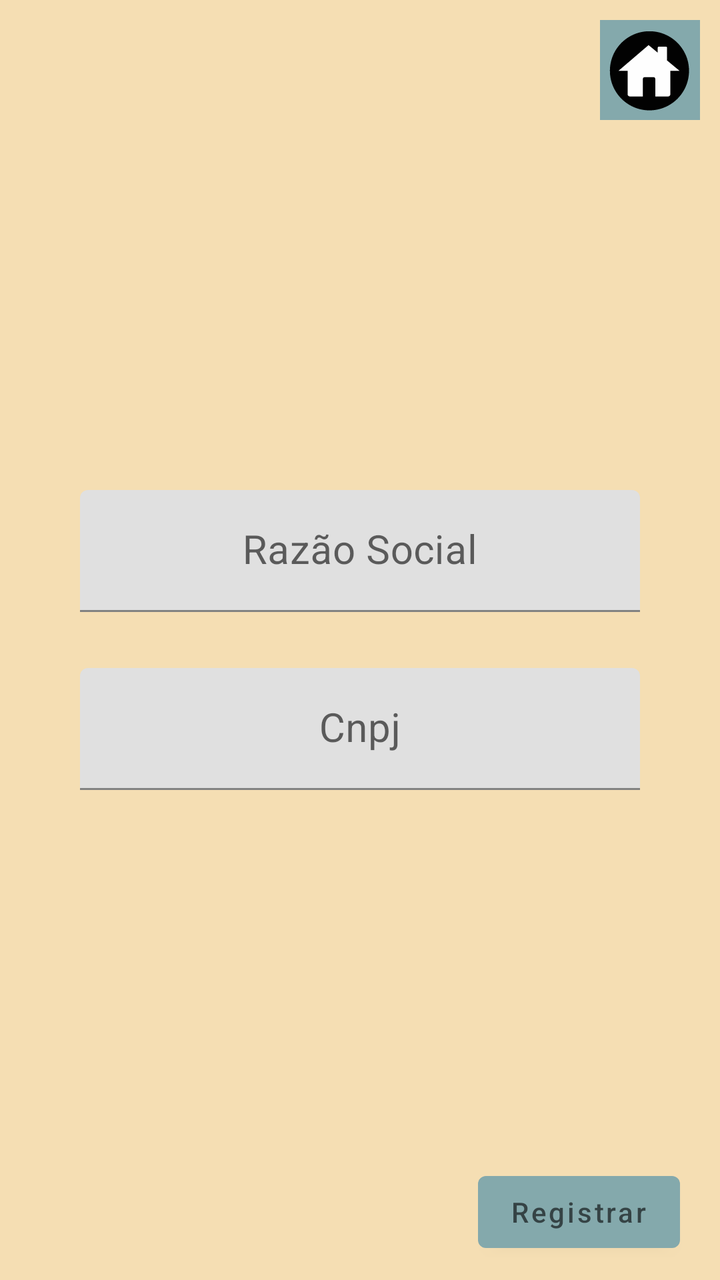
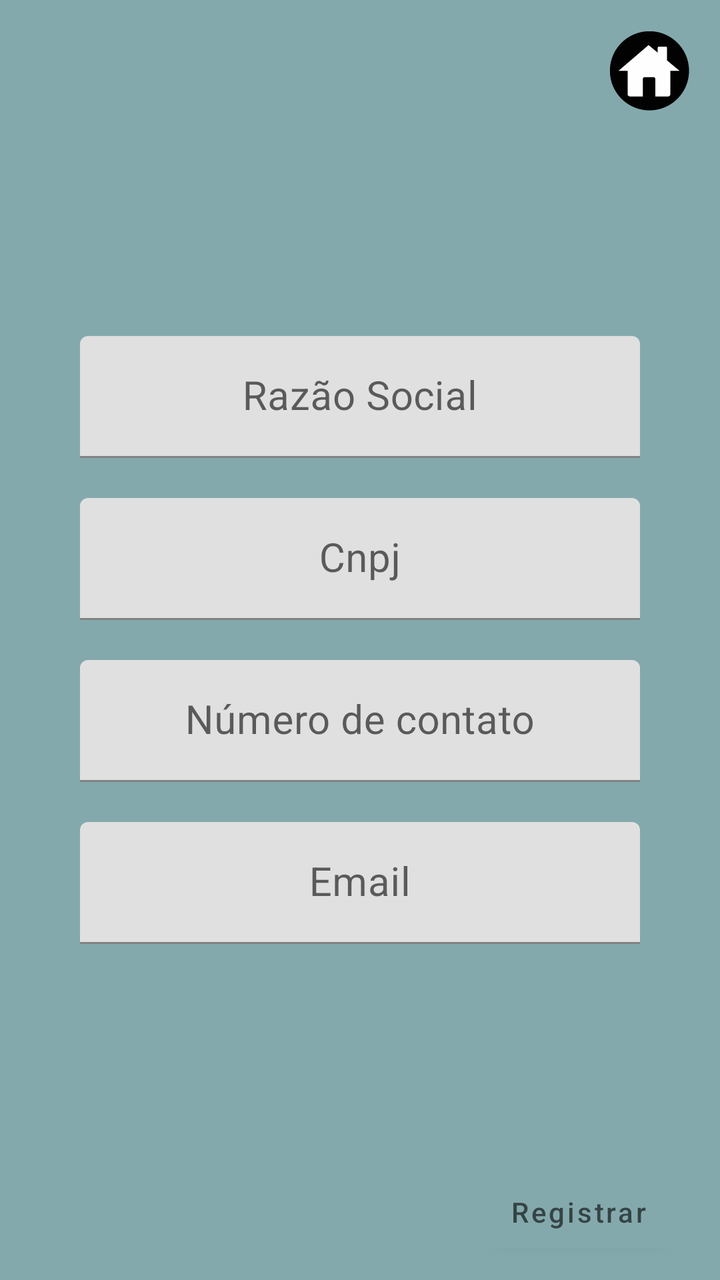

Compare the two renders of this Android layout. The source of the first and the diff that turns it into the second are given below.
<!-- AndroidManifest.xml: application theme Theme.GHandApp -->
<!-- res/layout/activity_fornecedor.xml -->
<?xml version="1.0" encoding="utf-8"?>
<layout xmlns:tools="http://schemas.android.com/tools"
    xmlns:android="http://schemas.android.com/apk/res/android"
    xmlns:app="http://schemas.android.com/apk/res-auto">
    <androidx.constraintlayout.widget.ConstraintLayout
        android:layout_width="match_parent"
        android:layout_height="match_parent"
        android:background="@color/Wheat"
        tools:context=".fornecedor.view.FornecedorActivity">

        <com.google.android.material.textfield.TextInputLayout
            android:id="@+id/ti_razaoSocial"
            android:layout_width="match_parent"
            android:layout_height="wrap_content"
            android:layout_marginBottom="18dp"
            app:layout_constraintEnd_toEndOf="parent"
            app:layout_constraintStart_toStartOf="parent"
            app:layout_constraintTop_toTopOf="parent"
            app:layout_constraintBottom_toTopOf="@id/ti_cnpj"
            app:layout_constraintVertical_chainStyle="packed">
            <com.google.android.material.textfield.TextInputEditText
                android:id="@+id/razaoSocial"
                android:layout_width="match_parent"
                android:layout_height="wrap_content"
                android:hint="@string/razaoSocial"
                android:textColor="@color/black"
                android:textSize="20dp"
                android:gravity="center"
                android:layout_marginHorizontal="40dp" />

        </com.google.android.material.textfield.TextInputLayout>

        <com.google.android.material.textfield.TextInputLayout
            android:id="@+id/ti_cnpj"
            android:layout_width="match_parent"
            android:layout_height="wrap_content"
            android:layout_marginTop="10dp"
            app:layout_constraintEnd_toEndOf="parent"
            app:layout_constraintStart_toStartOf="parent"
            app:layout_constraintTop_toBottomOf="@id/ti_razaoSocial"
            app:layout_constraintBottom_toBottomOf="parent"
            app:layout_constraintVertical_chainStyle="packed">
        <com.google.android.material.textfield.TextInputEditText
            android:id="@+id/cnpj"
            android:layout_width="match_parent"
            android:layout_height="wrap_content"
            android:hint="@string/cnpj"
            android:textColor="@color/black"
            android:textSize="20dp"
            android:gravity="center"
            android:layout_marginHorizontal="40dp" />
        </com.google.android.material.textfield.TextInputLayout>



        <ImageButton
            android:id="@+id/icon_home"
            android:layout_width="50dp"
            android:layout_height="50dp"
            android:background="@drawable/home_icon_vector"
            app:layout_constraintTop_toTopOf="parent"
            app:layout_constraintEnd_toEndOf="parent"
            android:layout_margin="10dp"
            />

        <Button
            android:id="@+id/registerFornecedor"
            android:layout_width="wrap_content"
            android:layout_height="wrap_content"
            android:layout_marginRight="20dp"
            android:layout_marginBottom="10dp"
            android:hint="@string/register"
            app:layout_constraintEnd_toEndOf="parent"
            app:layout_constraintBottom_toBottomOf="parent"
            />

        <ProgressBar
            android:id="@+id/pb_loading"
            android:layout_width="wrap_content"
            android:layout_height="wrap_content"
            android:visibility="gone"
            app:layout_constraintBottom_toBottomOf="parent"
            app:layout_constraintEnd_toEndOf="parent"
            app:layout_constraintStart_toStartOf="parent"
            app:layout_constraintTop_toTopOf="parent" />


    </androidx.constraintlayout.widget.ConstraintLayout>
</layout>
<!-- resources referenced by this layout -->
<resources>
  <color name="Wheat">#F5DEB3</color>
  <color name="black">#FF000000</color>
  <!-- drawable home_icon_vector: vector/xml drawable (drawable, 34167 chars, omitted) -->
  <string name="cnpj">Cnpj</string>
  <string name="razaoSocial">Razão Social</string>
  <string name="register">Registrar</string>
  <style name="Theme.GHandApp" parent="Theme.MaterialComponents.DayNight.NoActionBar">
          
          <item name="colorPrimary">@color/Weak_green</item>
          <item name="colorPrimaryVariant">@color/purple_700</item>
          <item name="colorOnPrimary">@color/white</item>
          
          <item name="colorSecondary">@color/teal_200</item>
          <item name="colorSecondaryVariant">@color/teal_700</item>
          <item name="colorOnSecondary">@color/black</item>
          
          <item name="android:statusBarColor" tools:targetApi="l">?attr/colorPrimaryVariant</item>
          
      </style>
  <color name="Weak_green">#84A9AC</color>
  <color name="purple_700">#FF3700B3</color>
  <color name="white">#FFFFFFFF</color>
  <color name="teal_200">#FF03DAC5</color>
  <color name="teal_700">#FF018786</color>
</resources>

<!-- the commit's change to res/layout/activity_fornecedor.xml (unified diff, before → after) -->
@@ -5,14 +5,13 @@
     <androidx.constraintlayout.widget.ConstraintLayout
         android:layout_width="match_parent"
         android:layout_height="match_parent"
-        android:background="@color/Wheat"
+        android:background="@color/Weak_green"
         tools:context=".fornecedor.view.FornecedorActivity">
 
         <com.google.android.material.textfield.TextInputLayout
             android:id="@+id/ti_razaoSocial"
             android:layout_width="match_parent"
             android:layout_height="wrap_content"
-            android:layout_marginBottom="18dp"
             app:layout_constraintEnd_toEndOf="parent"
             app:layout_constraintStart_toStartOf="parent"
             app:layout_constraintTop_toTopOf="parent"
@@ -34,11 +33,11 @@
             android:id="@+id/ti_cnpj"
             android:layout_width="match_parent"
             android:layout_height="wrap_content"
-            android:layout_marginTop="10dp"
+            android:layout_marginTop="20dp"
             app:layout_constraintEnd_toEndOf="parent"
             app:layout_constraintStart_toStartOf="parent"
             app:layout_constraintTop_toBottomOf="@id/ti_razaoSocial"
-            app:layout_constraintBottom_toBottomOf="parent"
+            app:layout_constraintBottom_toTopOf="@+id/ti_contactNumber"
             app:layout_constraintVertical_chainStyle="packed">
         <com.google.android.material.textfield.TextInputEditText
             android:id="@+id/cnpj"
@@ -51,8 +50,53 @@
             android:layout_marginHorizontal="40dp" />
         </com.google.android.material.textfield.TextInputLayout>
 
+        <com.google.android.material.textfield.TextInputLayout
+            android:id="@+id/ti_contactNumber"
+            android:layout_width="match_parent"
+            android:layout_height="wrap_content"
+            android:layout_marginTop="20dp"
+            app:layout_goneMarginTop="10dp"
+            app:layout_constraintEnd_toEndOf="parent"
+            app:layout_constraintStart_toStartOf="parent"
+            app:layout_constraintBottom_toTopOf="@id/ti_eletronicAddres"
+            app:layout_constraintTop_toBottomOf="@id/ti_cnpj"
+            app:layout_constraintVertical_chainStyle="packed">
+            <com.google.android.material.textfield.TextInputEditText
+                android:id="@+id/contactNumber"
+                android:layout_width="match_parent"
+                android:layout_height="wrap_content"
+                android:hint="@string/contactNumber"
+                android:textColor="@color/black"
+                android:textSize="20sp"
+                android:gravity="center"
+                android:layout_marginHorizontal="40dp"
+                android:inputType="phone"
+                android:maxLength="15"
+                android:digits="0123456789"/>
+        </com.google.android.material.textfield.TextInputLayout>
 
 
+        <com.google.android.material.textfield.TextInputLayout
+            android:id="@+id/ti_eletronicAddres"
+            android:layout_width="match_parent"
+            android:layout_height="wrap_content"
+            android:layout_marginTop="20dp"
+            app:layout_constraintEnd_toEndOf="parent"
+            app:layout_constraintStart_toStartOf="parent"
+            app:layout_constraintTop_toBottomOf="@id/ti_contactNumber"
+            app:layout_constraintBottom_toBottomOf="parent"
+            app:layout_constraintVertical_chainStyle="packed">
+            <com.google.android.material.textfield.TextInputEditText
+                android:id="@+id/email"
+                android:layout_width="match_parent"
+                android:layout_height="wrap_content"
+                android:hint="@string/eletronicAddres"
+                android:textColor="@color/black"
+                android:textSize="20dp"
+                android:gravity="center"
+                android:layout_marginHorizontal="40dp"
+                android:inputType="textEmailAddress"/>
+        </com.google.android.material.textfield.TextInputLayout>
         <ImageButton
             android:id="@+id/icon_home"
             android:layout_width="50dp"
<!-- resource entries referenced after the edit -->
@@ -1,9 +1,10 @@
 <!-- resources referenced by this layout -->
 <resources>
-  <color name="Wheat">#F5DEB3</color>
   <color name="black">#FF000000</color>
   <!-- drawable home_icon_vector: vector/xml drawable (drawable, 34167 chars, omitted) -->
   <string name="cnpj">Cnpj</string>
+  <string name="contactNumber">Número de contato</string>
+  <string name="eletronicAddres">Email</string>
   <string name="razaoSocial">Razão Social</string>
   <string name="register">Registrar</string>
   <style name="Theme.GHandApp" parent="Theme.MaterialComponents.DayNight.NoActionBar">
